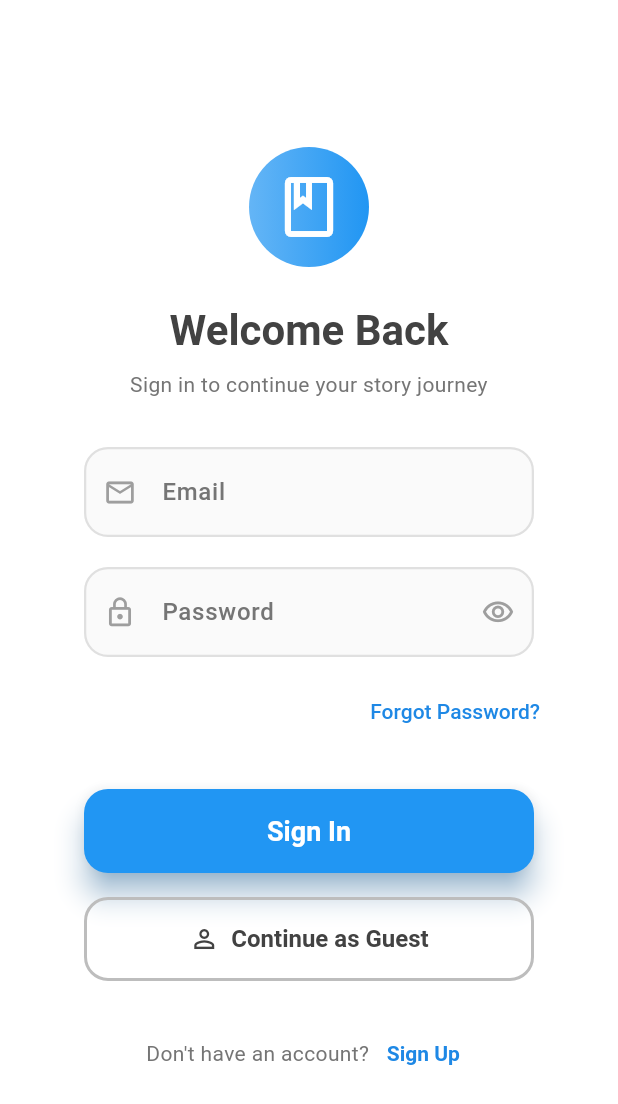
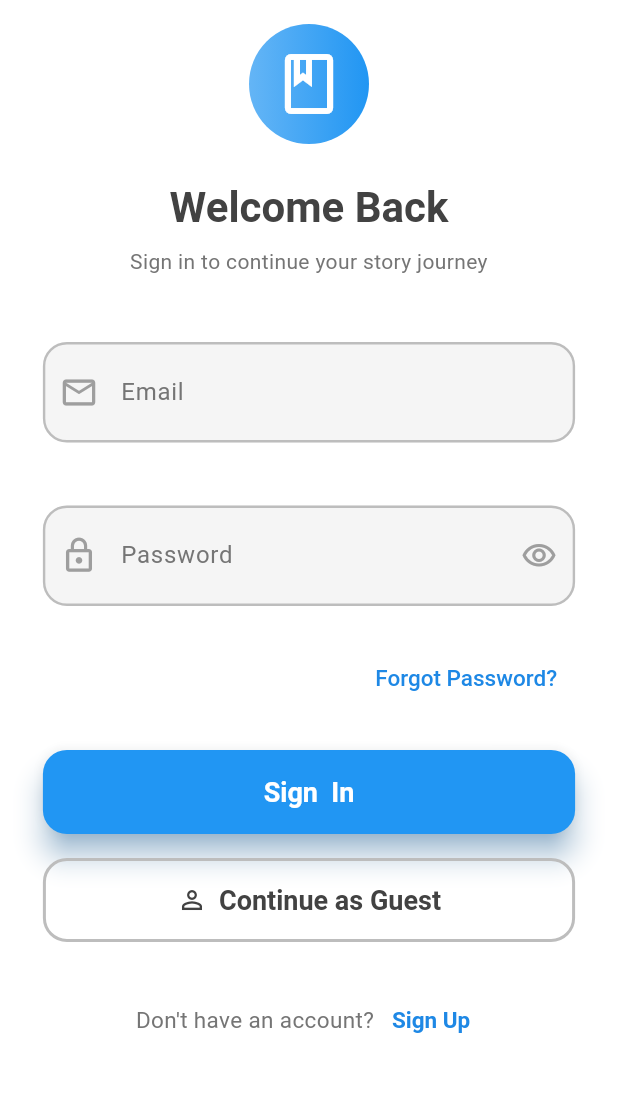
Before and after one commit to muhammadarbaz786/Trail-Tales-MVP, a Flutter app: the screen it shows after launch, on a phone screen of 412 x 824 dp. Shown: the top 1104 px of the screen. Run offline on Flutter 3.47's test engine with Material 3 defaults, Android fonts, the phone set to English and light mode, and no system bars; our stand-ins replace equatable, firebase_core, flutter_bloc; accounts and stored records are empty.

Commit message:
Update sign-up and sign-in text fields

```diff
--- a/lib/screens/auth/sign_in_screen.dart
+++ b/lib/screens/auth/sign_in_screen.dart
@@ -54,13 +54,11 @@ class _SignInScreenState extends State<SignInScreen> with TickerProviderStateMix
 
   @override
   Widget build(BuildContext context) {
-    // Set scaffold background to pure white explicitly
     return Scaffold(
       backgroundColor: Colors.white,
       body: SafeArea(
-        child: Center(
         child: SingleChildScrollView(
-            padding: const EdgeInsets.symmetric(horizontal: 24.0),
+          padding: EdgeInsets.zero, // removed horizontal padding
           child: FadeTransition(
             opacity: _fadeAnimation,
             child: SlideTransition(
@@ -70,25 +68,18 @@ class _SignInScreenState extends State<SignInScreen> with TickerProviderStateMix
           ),
         ),
       ),
-      ),
     );
   }
-
-  // In your SignInScreen, update the _buildSignInContainer method:
 
   Widget _buildSignInContainer() {
     return LayoutBuilder(
       builder: (context, constraints) {
-        // Increase max width from 700 to 800 for wider input fields
-        double containerWidth = constraints.maxWidth < 800 ? constraints.maxWidth : 800;
+        double containerWidth = constraints.maxWidth; // full width
 
         return Container(
           width: containerWidth,
-          padding: const EdgeInsets.all(16),  // Reduced padding for more width
-          decoration: BoxDecoration(
-            color: Colors.white,
-            borderRadius: BorderRadius.circular(24),
-          ),
+          padding: const EdgeInsets.symmetric(horizontal: 8, vertical: 16), // minimal padding
+          color: Colors.white, // full background
           child: Column(
             mainAxisSize: MainAxisSize.min,
             crossAxisAlignment: CrossAxisAlignment.stretch,
@@ -115,7 +106,6 @@ class _SignInScreenState extends State<SignInScreen> with TickerProviderStateMix
       },
     );
   }
-
 
   void _handleSignIn(String email, String password) async {
     try {
--- a/lib/widgets/auth/auth_button.dart
+++ b/lib/widgets/auth/auth_button.dart
@@ -22,8 +22,11 @@ class AuthButton extends StatelessWidget {
     final isDark = theme.brightness == Brightness.dark;
 
     return SizedBox(
-      height: 56,
-      child: isPrimary ? _buildPrimaryButton(isDark) : _buildSecondaryButton(isDark),
+      width: double.infinity, // ✅ Always full width
+      height: 56, // ✅ Consistent height
+      child: isPrimary
+          ? _buildPrimaryButton(isDark)
+          : _buildSecondaryButton(isDark),
     );
   }
 
@@ -74,19 +77,20 @@ class AuthButton extends StatelessWidget {
 
     if (icon != null) {
       return Row(
-        mainAxisSize: MainAxisSize.min, // shrink to fit content
-        mainAxisAlignment: MainAxisAlignment.center,
+        mainAxisAlignment: MainAxisAlignment.center, // ✅ Center icon & text
+        mainAxisSize: MainAxisSize.max, // ✅ Take full space
         children: [
           Icon(icon, size: 20),
           const SizedBox(width: 8),
-          Flexible(  // Make text flexible to prevent overflow
+          Flexible(
             child: Text(
               text,
               style: const TextStyle(
-                fontSize: 16,
-                fontWeight: FontWeight.w600,
+                fontSize: 18,
+                fontWeight: FontWeight.bold,
               ),
-              overflow: TextOverflow.ellipsis, // gracefully truncate
+              overflow: TextOverflow.ellipsis,
+              textAlign: TextAlign.center,
             ),
           ),
         ],
@@ -99,6 +103,7 @@ class AuthButton extends StatelessWidget {
         fontSize: 18,
         fontWeight: FontWeight.bold,
       ),
+      textAlign: TextAlign.center,
       overflow: TextOverflow.ellipsis,
     );
   }
--- a/lib/widgets/auth/auth_text_field.dart
+++ b/lib/widgets/auth/auth_text_field.dart
@@ -32,40 +32,29 @@ class AuthTextField extends StatefulWidget {
   State<AuthTextField> createState() => _AuthTextFieldState();
 }
 
-class _AuthTextFieldState extends State<AuthTextField> with SingleTickerProviderStateMixin {
+class _AuthTextFieldState extends State<AuthTextField>
+    with SingleTickerProviderStateMixin {
   bool _obscureText = true;
   bool _isFocused = false;
   late AnimationController _animationController;
   late Animation<double> _focusAnimation;
-  late Animation<Color?> _colorAnimation;
 
   @override
   void initState() {
     super.initState();
-    _setupAnimations();
-  }
-
-  void _setupAnimations() {
     _animationController = AnimationController(
       duration: const Duration(milliseconds: 200),
       vsync: this,
     );
-
     _focusAnimation = Tween<double>(
       begin: 1.0,
       end: 1.02,
-    ).animate(CurvedAnimation(
-      parent: _animationController,
-      curve: Curves.easeInOut,
-    ));
-
-    _colorAnimation = ColorTween(
-      begin: Colors.grey.shade300,
-      end: const Color(0xFF6366F1), // Indigo color
-    ).animate(CurvedAnimation(
-      parent: _animationController,
-      curve: Curves.easeInOut,
-    ));
+    ).animate(
+      CurvedAnimation(
+        parent: _animationController,
+        curve: Curves.easeInOut,
+      ),
+    );
   }
 
   @override
@@ -75,10 +64,7 @@ class _AuthTextFieldState extends State<AuthTextField> with SingleTickerProvider
   }
 
   void _handleFocusChange(bool hasFocus) {
-    setState(() {
-      _isFocused = hasFocus;
-    });
-
+    setState(() => _isFocused = hasFocus);
     if (hasFocus) {
       _animationController.forward();
     } else {
@@ -96,15 +82,20 @@ class _AuthTextFieldState extends State<AuthTextField> with SingleTickerProvider
         return Transform.scale(
           scale: _focusAnimation.value,
           child: Container(
+            width: double.infinity,
+            margin: const EdgeInsets.symmetric(vertical: 12),
+            constraints: const BoxConstraints(minHeight: 65), // Bigger height
             decoration: BoxDecoration(
               borderRadius: BorderRadius.circular(16),
-              boxShadow: _isFocused ? [
+              boxShadow: _isFocused
+                  ? [
                 BoxShadow(
-                  color: const Color(0xFF6366F1).withOpacity(0.1),
-                  blurRadius: 8,
-                  offset: const Offset(0, 2),
+                  color: const Color(0xFF6366F1).withOpacity(0.18),
+                  blurRadius: 12,
+                  offset: const Offset(0, 4),
                 ),
-              ] : [],
+              ]
+                  : [],
             ),
             child: TextFormField(
               controller: widget.controller,
@@ -115,9 +106,9 @@ class _AuthTextFieldState extends State<AuthTextField> with SingleTickerProvider
               enabled: widget.enabled,
               onTap: widget.onTap,
               validator: widget.validator,
-              onTapOutside: (event) => FocusScope.of(context).unfocus(),
+              onTapOutside: (_) => FocusScope.of(context).unfocus(),
               style: TextStyle(
-                fontSize: 16,
+                fontSize: 18,
                 fontWeight: FontWeight.w500,
                 color: isDark ? Colors.white : Colors.grey.shade800,
               ),
@@ -125,32 +116,36 @@ class _AuthTextFieldState extends State<AuthTextField> with SingleTickerProvider
                 labelText: widget.labelText,
                 hintText: widget.hintText,
                 labelStyle: TextStyle(
+                  fontSize: 16,
                   color: _isFocused
                       ? const Color(0xFF6366F1)
-                      : (isDark ? Colors.grey.shade400 : Colors.grey.shade600),
-                  fontWeight: FontWeight.w500,
-                ),
-                hintStyle: TextStyle(
-                  color: isDark ? Colors.grey.shade500 : Colors.grey.shade400,
-                  fontWeight: FontWeight.w400,
+                      : (isDark
+                      ? Colors.grey.shade300
+                      : Colors.grey.shade600),
                 ),
                 prefixIcon: widget.prefixIcon != null
                     ? Icon(
                   widget.prefixIcon,
                   color: _isFocused
                       ? const Color(0xFF6366F1)
-                      : (isDark ? Colors.grey.shade400 : Colors.grey.shade500),
-                  size: 22,
+                      : (isDark
+                      ? Colors.grey.shade400
+                      : Colors.grey.shade500),
+                  size: 26,
                 )
                     : null,
                 suffixIcon: widget.isPassword
                     ? IconButton(
                   icon: Icon(
-                    _obscureText ? Icons.visibility_outlined : Icons.visibility_off_outlined,
+                    _obscureText
+                        ? Icons.visibility_outlined
+                        : Icons.visibility_off_outlined,
                     color: _isFocused
                         ? const Color(0xFF6366F1)
-                        : (isDark ? Colors.grey.shade400 : Colors.grey.shade500),
-                    size: 22,
+                        : (isDark
+                        ? Colors.grey.shade400
+                        : Colors.grey.shade500),
+                    size: 24,
                   ),
                   onPressed: () {
                     setState(() {
@@ -161,55 +156,39 @@ class _AuthTextFieldState extends State<AuthTextField> with SingleTickerProvider
                     : null,
                 filled: true,
                 fillColor: isDark
-                    ? Colors.grey.shade800.withOpacity(0.3)
-                    : Colors.grey.shade50,
+                    ? Colors.grey.shade800.withOpacity(0.4)
+                    : Colors.grey.shade100,
                 border: OutlineInputBorder(
                   borderRadius: BorderRadius.circular(16),
                   borderSide: BorderSide(
-                    color: isDark ? Colors.grey.shade700 : Colors.grey.shade300,
-                    width: 1.5,
+                    color: isDark
+                        ? Colors.grey.shade700
+                        : Colors.grey.shade400,
+                    width: 1.6,
                   ),
                 ),
                 enabledBorder: OutlineInputBorder(
                   borderRadius: BorderRadius.circular(16),
                   borderSide: BorderSide(
-                    color: isDark ? Colors.grey.shade700 : Colors.grey.shade300,
-                    width: 1.5,
+                    color: isDark
+                        ? Colors.grey.shade700
+                        : Colors.grey.shade400,
+                    width: 1.6,
                   ),
                 ),
                 focusedBorder: OutlineInputBorder(
                   borderRadius: BorderRadius.circular(16),
                   borderSide: const BorderSide(
                     color: Color(0xFF6366F1),
-                    width: 2.0,
-                  ),
-                ),
-                errorBorder: OutlineInputBorder(
-                  borderRadius: BorderRadius.circular(16),
-                  borderSide: BorderSide(
-                    color: Colors.red.shade400,
-                    width: 1.5,
-                  ),
-                ),
-                focusedErrorBorder: OutlineInputBorder(
-                  borderRadius: BorderRadius.circular(16),
-                  borderSide: BorderSide(
-                    color: Colors.red.shade400,
-                    width: 2.0,
+                    width: 2,
                   ),
                 ),
                 contentPadding: const EdgeInsets.symmetric(
                   horizontal: 20,
-                  vertical: 18,
-                ),
-                errorStyle: TextStyle(
-                  color: Colors.red.shade600,
-                  fontWeight: FontWeight.w500,
-                  fontSize: 13,
+                  vertical: 20, // Bigger touch area
                 ),
               ),
-              onChanged: (value) {
-                // Trigger rebuild to update focus state
+              onChanged: (_) {
                 if (_isFocused != FocusScope.of(context).hasFocus) {
                   _handleFocusChange(FocusScope.of(context).hasFocus);
                 }
--- a/lib/widgets/auth/sign_in_form.dart
+++ b/lib/widgets/auth/sign_in_form.dart
@@ -20,7 +20,8 @@ class SignInForm extends StatefulWidget {
   State<SignInForm> createState() => _SignInFormState();
 }
 
-class _SignInFormState extends State<SignInForm> {
+class _SignInFormState extends State<SignInForm>
+    with SingleTickerProviderStateMixin {
   final _formKey = GlobalKey<FormState>();
   final _emailController = TextEditingController();
   final _passwordController = TextEditingController();
@@ -37,15 +38,17 @@ class _SignInFormState extends State<SignInForm> {
   Widget build(BuildContext context) {
     final theme = Theme.of(context);
     final isDark = theme.brightness == Brightness.dark;
+    final screenWidth = MediaQuery.of(context).size.width;
+    final fieldPadding = screenWidth * 0.05; // slightly wider padding
 
     return Form(
       key: _formKey,
       child: Column(
         crossAxisAlignment: CrossAxisAlignment.stretch,
         children: [
-          // Email Field with horizontal padding for wider appearance
+          // Email
           Padding(
-            padding: const EdgeInsets.symmetric(horizontal: 16),
+            padding: EdgeInsets.symmetric(horizontal: fieldPadding),
             child: AuthTextField(
               controller: _emailController,
               labelText: 'Email',
@@ -54,11 +57,11 @@ class _SignInFormState extends State<SignInForm> {
               validator: _validateEmail,
             ),
           ),
-          const SizedBox(height: 20),
+          const SizedBox(height: 18),
 
-          // Password Field with horizontal padding
+          // Password
           Padding(
-            padding: const EdgeInsets.symmetric(horizontal: 16),
+            padding: EdgeInsets.symmetric(horizontal: fieldPadding),
             child: AuthTextField(
               controller: _passwordController,
               labelText: 'Password',
@@ -69,25 +72,47 @@ class _SignInFormState extends State<SignInForm> {
           ),
           const SizedBox(height: 12),
 
-          // Forgot Password Link (aligned right, no padding needed here)
-          _buildForgotPasswordLink(isDark),
-          const SizedBox(height: 28),
+          // Forgot password
+          Padding(
+            padding: EdgeInsets.symmetric(horizontal: fieldPadding),
+            child: Align(
+              alignment: Alignment.centerRight,
+              child: TextButton(
+                onPressed: widget.onForgotPassword,
+                child: Text(
+                  'Forgot Password?',
+                  style: TextStyle(
+                    fontSize: 15,
+                    color: _isLoading
+                        ? Colors.grey
+                        : (isDark ? Colors.blue[300] : Colors.blue[600]),
+                    fontWeight: FontWeight.w500,
+                  ),
+                ),
+              ),
+            ),
+          ),
+          const SizedBox(height: 24),
 
-          // Sign In Button with horizontal padding
+          // Sign In button
           Padding(
-            padding: const EdgeInsets.symmetric(horizontal: 16),
+            padding: EdgeInsets.symmetric(horizontal: fieldPadding),
+            child: AnimatedSwitcher(
+              duration: const Duration(milliseconds: 250),
               child: AuthButton(
-              text: 'Sign In',
+                key: ValueKey(_isLoading),
+                text: 'Sign  In',
                 onPressed: _isLoading ? null : _handleSignIn,
                 isLoading: _isLoading,
                 isPrimary: true,
               ),
             ),
+          ),
           const SizedBox(height: 16),
 
-          // Guest Login Button with horizontal padding
+          // Guest Login button
           Padding(
-            padding: const EdgeInsets.symmetric(horizontal: 16),
+            padding: EdgeInsets.symmetric(horizontal: fieldPadding),
             child: AuthButton(
               text: 'Continue as Guest',
               onPressed: _isLoading ? null : _handleGuestLogin,
@@ -96,39 +121,16 @@ class _SignInFormState extends State<SignInForm> {
               icon: Icons.person_outline,
             ),
           ),
-          const SizedBox(height: 24),
+          const SizedBox(height: 28),
 
-          // Sign Up Link (centered, no extra padding needed)
-          _buildSignUpLink(isDark),
-        ],
-      ),
-    );
-  }
-
-
-  Widget _buildForgotPasswordLink(bool isDark) {
-    return Align(
-      alignment: Alignment.centerRight,
-      child: TextButton(
-        onPressed: widget.onForgotPassword,
-        child: Text(
-          'Forgot Password?',
-          style: TextStyle(
-            color: isDark ? Colors.blue[300] : Colors.blue[600],
-            fontWeight: FontWeight.w500,
-          ),
-        ),
-      ),
-    );
-  }
-
-  Widget _buildSignUpLink(bool isDark) {
-    return Row(
+          // Sign Up link
+          Row(
             mainAxisAlignment: MainAxisAlignment.center,
             children: [
               Text(
                 "Don't have an account? ",
                 style: TextStyle(
+                  fontSize: 15,
                   color: isDark ? Colors.grey[400] : Colors.grey[600],
                 ),
               ),
@@ -140,19 +142,21 @@ class _SignInFormState extends State<SignInForm> {
                 child: Text(
                   'Sign Up',
                   style: TextStyle(
+                    fontSize: 15,
                     color: isDark ? Colors.blue[300] : Colors.blue[600],
                     fontWeight: FontWeight.bold,
                   ),
                 ),
               ),
             ],
+          ),
+        ],
+      ),
     );
   }
 
   String? _validateEmail(String? value) {
-    if (value == null || value.isEmpty) {
-      return 'Please enter your email';
-    }
+    if (value == null || value.isEmpty) return 'Please enter your email';
     if (!RegExp(r'^[\w-\.]+@([\w-]+\.)+[\w-]{2,4}$').hasMatch(value)) {
       return 'Please enter a valid email';
     }
@@ -160,49 +164,27 @@ class _SignInFormState extends State<SignInForm> {
   }
 
   String? _validatePassword(String? value) {
-    if (value == null || value.isEmpty) {
-      return 'Please enter your password';
-    }
-    if (value.length < 6) {
-      return 'Password must be at least 6 characters';
-    }
+    if (value == null || value.isEmpty) return 'Please enter your password';
+    if (value.length < 6) return 'Password must be at least 6 characters';
     return null;
   }
 
   void _handleSignIn() async {
-    if (!_formKey.currentState!.validate()) {
-      return;
-    }
-
-    setState(() {
-      _isLoading = true;
-    });
-
+    if (!_formKey.currentState!.validate()) return;
+    setState(() => _isLoading = true);
     try {
       await widget.onSignIn(
         _emailController.text.trim(),
         _passwordController.text,
       );
     } finally {
-      if (mounted) {
-        setState(() {
-          _isLoading = false;
-        });
-      }
+      if (mounted) setState(() => _isLoading = false);
     }
   }
 
   void _handleGuestLogin() {
-    setState(() {
-      _isLoading = true;
-    });
-
+    setState(() => _isLoading = true);
     widget.onGuestLogin();
-
-    if (mounted) {
-      setState(() {
-        _isLoading = false;
-      });
+    if (mounted) setState(() => _isLoading = false);
   }
 }
-}
--- a/pubspec.yaml
+++ b/pubspec.yaml
@@ -1,11 +1,11 @@
 name: trailtales
 description: "A new Flutter project."
-publish_to: 'none' # Remove this line if you wish to publish to pub.dev
+publish_to: 'none' # Remove this line if you want to publish to pub.dev
 
 version: 1.0.0+1
 
 environment:
-  sdk: ^3.8.1
+  sdk: ">=3.0.0 <4.0.0"  # This is more typical, but your ^3.8.1 is also fine
 
 dependencies:
   flutter:
@@ -21,7 +21,7 @@ dependencies:
   just_audio: ^0.9.36
 
   # 📦 Firebase
-  firebase_core: ^3.1.0
+  firebase_core: ^3.4.1          # update to latest stable versions
   firebase_auth: ^5.1.0
   cloud_firestore: ^5.1.0
   firebase_storage: ^12.1.0
```
Also changed, not shown: lib/main.dart (+9 -1 lines), lib/screens/auth/sign_up_screen.dart (+8 -18 lines), lib/screens/splash/splash_screen.dart (+20 -39 lines), lib/widgets/signup/sign_up_form.dart (+20 -30 lines), firebase.json (added), lib/firebase_options.dart (added), pubspec.lock, 3 other files. Lines whose indentation alone changed are shown as unchanged.
